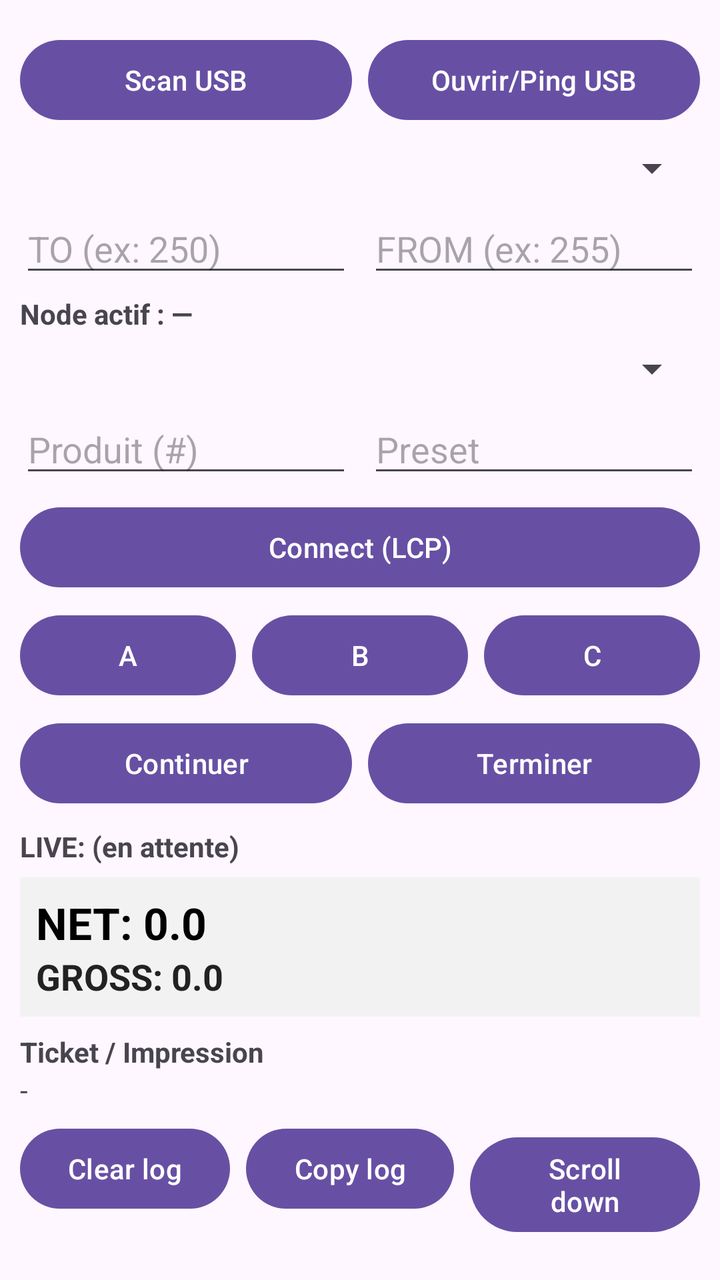
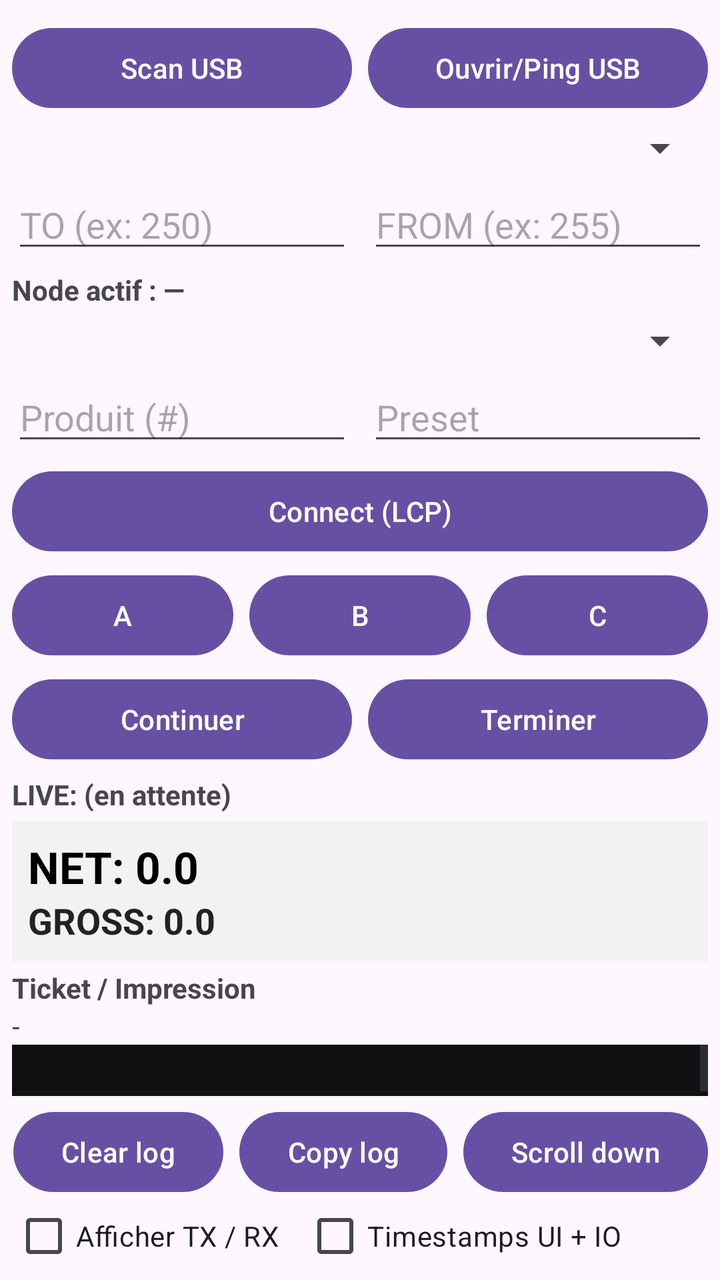

Compare the two renders of this Android layout. The source of the first and the diff that turns it into the second are given below.
<!-- AndroidManifest.xml: application theme Theme.Material3.DayNight.NoActionBar -->
<!-- res/layout/activity_main.xml -->
<LinearLayout xmlns:android="http://schemas.android.com/apk/res/android"
    android:id="@+id/root"
    android:layout_width="match_parent"
    android:layout_height="match_parent"
    android:orientation="vertical"
    android:padding="10dp">

    
    <LinearLayout
        android:layout_width="match_parent"
        android:layout_height="wrap_content"
        android:orientation="horizontal"
        android:layout_marginTop="6dp">

        <Button
            android:id="@+id/btnScanUsb"
            android:layout_width="0dp"
            android:layout_height="wrap_content"
            android:layout_weight="1"
            android:text="Scan USB" />

        <Button
            android:id="@+id/btnPingUsb"
            android:layout_width="0dp"
            android:layout_height="wrap_content"
            android:layout_weight="1"
            android:layout_marginStart="8dp"
            android:text="Ouvrir/Ping USB" />
    </LinearLayout>

    <Spinner
        android:id="@+id/spnUsbDevices"
        android:layout_width="match_parent"
        android:layout_height="wrap_content"
        android:layout_marginTop="8dp" />

    
    <LinearLayout
        android:layout_width="match_parent"
        android:layout_height="wrap_content"
        android:orientation="horizontal"
        android:layout_marginTop="6dp">

        <EditText
            android:id="@+id/edtTo"
            android:layout_width="0dp"
            android:layout_height="wrap_content"
            android:layout_weight="1"
            android:hint="TO (ex: 250)"
            android:inputType="number"
            android:singleLine="true" />

        <EditText
            android:id="@+id/edtFrom"
            android:layout_width="0dp"
            android:layout_height="wrap_content"
            android:layout_weight="1"
            android:layout_marginStart="8dp"
            android:hint="FROM (ex: 255)"
            android:inputType="number"
            android:singleLine="true" />
    </LinearLayout>

    
    <TextView
        android:id="@+id/txtActiveNode"
        android:layout_width="match_parent"
        android:layout_height="wrap_content"
        android:text="Node actif : —"
        android:textStyle="bold"
        android:layout_marginTop="4dp" />

    
    <Spinner
        android:id="@+id/spnProducts"
        android:layout_width="match_parent"
        android:layout_height="wrap_content"
        android:layout_marginTop="6dp" />

    
    <LinearLayout
        android:layout_width="match_parent"
        android:layout_height="wrap_content"
        android:orientation="horizontal"
        android:layout_marginTop="6dp">

        <EditText
            android:id="@+id/edtProduct"
            android:layout_width="0dp"
            android:layout_height="wrap_content"
            android:layout_weight="1"
            android:hint="Produit (#)"
            android:inputType="number"
            android:singleLine="true" />

        <EditText
            android:id="@+id/edtPreset"
            android:layout_width="0dp"
            android:layout_height="wrap_content"
            android:layout_weight="1"
            android:layout_marginStart="8dp"
            android:hint="Preset"
            android:inputType="numberDecimal"
            android:singleLine="true" />
    </LinearLayout>

    
    <Button
        android:id="@+id/btnConnect"
        android:layout_width="match_parent"
        android:layout_height="wrap_content"
        android:text="Connect (LCP)"
        android:layout_marginTop="6dp" />

    
    <LinearLayout
        android:layout_width="match_parent"
        android:layout_height="wrap_content"
        android:orientation="horizontal"
        android:layout_marginTop="6dp">

        <Button
            android:id="@+id/btnA"
            android:layout_width="0dp"
            android:layout_height="wrap_content"
            android:layout_weight="1"
            android:text="A" />

        <Button
            android:id="@+id/btnB"
            android:layout_width="0dp"
            android:layout_height="wrap_content"
            android:layout_weight="1"
            android:layout_marginStart="8dp"
            android:text="B" />

        <Button
            android:id="@+id/btnC"
            android:layout_width="0dp"
            android:layout_height="wrap_content"
            android:layout_weight="1"
            android:layout_marginStart="8dp"
            android:text="C" />
    </LinearLayout>

    
    <LinearLayout
        android:layout_width="match_parent"
        android:layout_height="wrap_content"
        android:orientation="horizontal"
        android:layout_marginTop="6dp">

        <Button
            android:id="@+id/btnContinue"
            android:layout_width="0dp"
            android:layout_height="wrap_content"
            android:layout_weight="1"
            android:text="Continuer" />

        <Button
            android:id="@+id/btnFinish"
            android:layout_width="0dp"
            android:layout_height="wrap_content"
            android:layout_weight="1"
            android:layout_marginStart="8dp"
            android:text="Terminer" />
    </LinearLayout>

    
    <TextView
        android:id="@+id/txtLive"
        android:layout_width="match_parent"
        android:layout_height="wrap_content"
        android:text="LIVE: (en attente)"
        android:textStyle="bold"
        android:layout_marginTop="8dp" />
    
    <LinearLayout
        android:id="@+id/liveQtyPanel"
        android:layout_width="match_parent"
        android:layout_height="wrap_content"
        android:orientation="vertical"
        android:layout_marginTop="6dp"
        android:padding="8dp"
        android:background="#F2F2F2">

        <TextView
            android:id="@+id/txtQtyNet"
            android:layout_width="match_parent"
            android:layout_height="wrap_content"
            android:text="NET: 0.0"
            android:textStyle="bold"
            android:textSize="22sp"
            android:textColor="#000000" />

        <TextView
            android:id="@+id/txtQtyGross"
            android:layout_width="match_parent"
            android:layout_height="wrap_content"
            android:text="GROSS: 0.0"
            android:textStyle="bold"
            android:textSize="18sp"
            android:textColor="#222222" />
    </LinearLayout>

    
    <LinearLayout
        android:layout_width="match_parent"
        android:layout_height="wrap_content"
        android:orientation="vertical"
        android:layout_marginTop="8dp">

        <TextView
            android:layout_width="match_parent"
            android:layout_height="wrap_content"
            android:text="Ticket / Impression"
            android:textStyle="bold" />

        <TextView
            android:id="@+id/txtTicketNumber"
            android:layout_width="match_parent"
            android:layout_height="wrap_content"
            android:text="-" />

    </LinearLayout>
    
    
    <ScrollView
        android:id="@+id/logScroll"
        android:layout_width="match_parent"
        android:layout_height="0dp"
        android:layout_weight="1"
        android:fillViewport="true"
        android:background="#111111">

        <TextView
            android:id="@+id/txtLog"
            android:layout_width="match_parent"
            android:layout_height="wrap_content"
            android:typeface="monospace"
            android:textIsSelectable="true"
            android:textSize="12sp"
            android:textColor="#00FF00"
            android:padding="6dp" />
    </ScrollView>
    
    
    <LinearLayout
        android:layout_width="match_parent"
        android:layout_height="wrap_content"
        android:orientation="horizontal"
        android:gravity="end"
        android:layout_marginTop="6dp">

    
        <Button
            android:id="@+id/btnClearLog"
            android:layout_width="wrap_content"
            android:layout_height="wrap_content"
            android:text="Clear log" />

        <Button
            android:id="@+id/btnCopyLog"
            android:layout_width="wrap_content"
            android:layout_height="wrap_content"
            android:layout_marginStart="8dp"
            android:text="Copy log" />
        <Button
            android:id="@+id/btnScrollDown"
            android:layout_width="wrap_content"
            android:layout_height="wrap_content"
            android:layout_marginStart="8dp"
            android:text="Scroll down" />
        <CheckBox
            android:id="@+id/cbTxRx"
            android:layout_width="match_parent"
            android:layout_height="wrap_content"
            android:text="Afficher TX / RX"
            android:checked="false"
            android:layout_marginTop="6dp"/>
        <CheckBox
            android:id="@+id/cbLogTs"
            android:layout_width="match_parent"
            android:layout_height="wrap_content"
            android:text="Timestamps UI + IO"
            android:checked="false"
            android:layout_marginTop="6dp"/>

    </LinearLayout>

</LinearLayout>
<!-- resources referenced by this layout -->
<resources>

</resources>

<!-- the commit's change to res/layout/activity_main.xml (unified diff, before → after) -->
@@ -3,14 +3,14 @@
     android:layout_width="match_parent"
     android:layout_height="match_parent"
     android:orientation="vertical"
-    android:padding="10dp">
-
-    
-    <LinearLayout
-        android:layout_width="match_parent"
-        android:layout_height="wrap_content"
-        android:orientation="horizontal"
-        android:layout_marginTop="6dp">
+    android:padding="6dp">
+
+    
+    <LinearLayout
+        android:layout_width="match_parent"
+        android:layout_height="wrap_content"
+        android:orientation="horizontal"
+        android:layout_marginTop="4dp">
 
         <Button
             android:id="@+id/btnScanUsb"
@@ -32,14 +32,14 @@
         android:id="@+id/spnUsbDevices"
         android:layout_width="match_parent"
         android:layout_height="wrap_content"
-        android:layout_marginTop="8dp" />
-
-    
-    <LinearLayout
-        android:layout_width="match_parent"
-        android:layout_height="wrap_content"
-        android:orientation="horizontal"
-        android:layout_marginTop="6dp">
+        android:layout_marginTop="4dp" />
+
+    
+    <LinearLayout
+        android:layout_width="match_parent"
+        android:layout_height="wrap_content"
+        android:orientation="horizontal"
+        android:layout_marginTop="4dp">
 
         <EditText
             android:id="@+id/edtTo"
@@ -75,14 +75,14 @@
         android:id="@+id/spnProducts"
         android:layout_width="match_parent"
         android:layout_height="wrap_content"
-        android:layout_marginTop="6dp" />
-
-    
-    <LinearLayout
-        android:layout_width="match_parent"
-        android:layout_height="wrap_content"
-        android:orientation="horizontal"
-        android:layout_marginTop="6dp">
+        android:layout_marginTop="4dp" />
+
+    
+    <LinearLayout
+        android:layout_width="match_parent"
+        android:layout_height="wrap_content"
+        android:orientation="horizontal"
+        android:layout_marginTop="4dp">
 
         <EditText
             android:id="@+id/edtProduct"
@@ -110,14 +110,14 @@
         android:layout_width="match_parent"
         android:layout_height="wrap_content"
         android:text="Connect (LCP)"
-        android:layout_marginTop="6dp" />
-
-    
-    <LinearLayout
-        android:layout_width="match_parent"
-        android:layout_height="wrap_content"
-        android:orientation="horizontal"
-        android:layout_marginTop="6dp">
+        android:layout_marginTop="4dp" />
+
+    
+    <LinearLayout
+        android:layout_width="match_parent"
+        android:layout_height="wrap_content"
+        android:orientation="horizontal"
+        android:layout_marginTop="4dp">
 
         <Button
             android:id="@+id/btnA"
@@ -148,7 +148,7 @@
         android:layout_width="match_parent"
         android:layout_height="wrap_content"
         android:orientation="horizontal"
-        android:layout_marginTop="6dp">
+        android:layout_marginTop="4dp">
 
         <Button
             android:id="@+id/btnContinue"
@@ -173,14 +173,14 @@
         android:layout_height="wrap_content"
         android:text="LIVE: (en attente)"
         android:textStyle="bold"
-        android:layout_marginTop="8dp" />
+        android:layout_marginTop="4dp" />
     
     <LinearLayout
         android:id="@+id/liveQtyPanel"
         android:layout_width="match_parent"
         android:layout_height="wrap_content"
         android:orientation="vertical"
-        android:layout_marginTop="6dp"
+        android:layout_marginTop="4dp"
         android:padding="8dp"
         android:background="#F2F2F2">
 
@@ -208,7 +208,7 @@
         android:layout_width="match_parent"
         android:layout_height="wrap_content"
         android:orientation="vertical"
-        android:layout_marginTop="8dp">
+        android:layout_marginTop="4dp">
 
         <TextView
             android:layout_width="match_parent"
@@ -245,47 +245,67 @@
     </ScrollView>
     
     
-    <LinearLayout
-        android:layout_width="match_parent"
-        android:layout_height="wrap_content"
-        android:orientation="horizontal"
-        android:gravity="end"
-        android:layout_marginTop="6dp">
-
-    
-        <Button
-            android:id="@+id/btnClearLog"
-            android:layout_width="wrap_content"
-            android:layout_height="wrap_content"
-            android:text="Clear log" />
-
-        <Button
-            android:id="@+id/btnCopyLog"
-            android:layout_width="wrap_content"
-            android:layout_height="wrap_content"
-            android:layout_marginStart="8dp"
-            android:text="Copy log" />
-        <Button
-            android:id="@+id/btnScrollDown"
-            android:layout_width="wrap_content"
-            android:layout_height="wrap_content"
-            android:layout_marginStart="8dp"
-            android:text="Scroll down" />
-        <CheckBox
-            android:id="@+id/cbTxRx"
-            android:layout_width="match_parent"
-            android:layout_height="wrap_content"
-            android:text="Afficher TX / RX"
-            android:checked="false"
-            android:layout_marginTop="6dp"/>
-        <CheckBox
-            android:id="@+id/cbLogTs"
-            android:layout_width="match_parent"
-            android:layout_height="wrap_content"
-            android:text="Timestamps UI + IO"
-            android:checked="false"
-            android:layout_marginTop="6dp"/>
-
-    </LinearLayout>
-
+    
+    <LinearLayout
+        android:layout_width="match_parent"
+        android:layout_height="wrap_content"
+        android:orientation="vertical"
+        android:layout_marginTop="4dp">
+
+        <LinearLayout
+            android:layout_width="match_parent"
+            android:layout_height="wrap_content"
+            android:orientation="horizontal"
+            android:gravity="end">
+
+            <Button
+                android:id="@+id/btnClearLog"
+                android:layout_width="wrap_content"
+                android:layout_height="wrap_content"
+                android:text="Clear log" />
+
+            <Button
+                android:id="@+id/btnCopyLog"
+                android:layout_width="wrap_content"
+                android:layout_height="wrap_content"
+                android:layout_marginStart="8dp"
+                android:text="Copy log" />
+
+            <Button
+                android:id="@+id/btnScrollDown"
+                android:layout_width="wrap_content"
+                android:layout_height="wrap_content"
+                android:layout_marginStart="8dp"
+                android:text="Scroll down" />
+        </LinearLayout>
+
+        <LinearLayout
+            android:layout_width="match_parent"
+            android:layout_height="wrap_content"
+            android:orientation="horizontal"
+            android:layout_marginTop="2dp">
+
+            <CheckBox
+                android:id="@+id/cbTxRx"
+                android:layout_width="wrap_content"
+                android:layout_height="wrap_content"
+                android:text="Afficher TX / RX"
+                android:checked="false"
+                android:minHeight="0dp"
+                android:paddingTop="0dp"
+                android:paddingBottom="0dp"/>
+
+            <CheckBox
+                android:id="@+id/cbLogTs"
+                android:layout_width="wrap_content"
+                android:layout_height="wrap_content"
+                android:layout_marginStart="12dp"
+                android:text="Timestamps UI + IO"
+                android:checked="false"
+                android:minHeight="0dp"
+                android:paddingTop="0dp"
+                android:paddingBottom="0dp"/>
+        </LinearLayout>
+
+    </LinearLayout>
 </LinearLayout>
